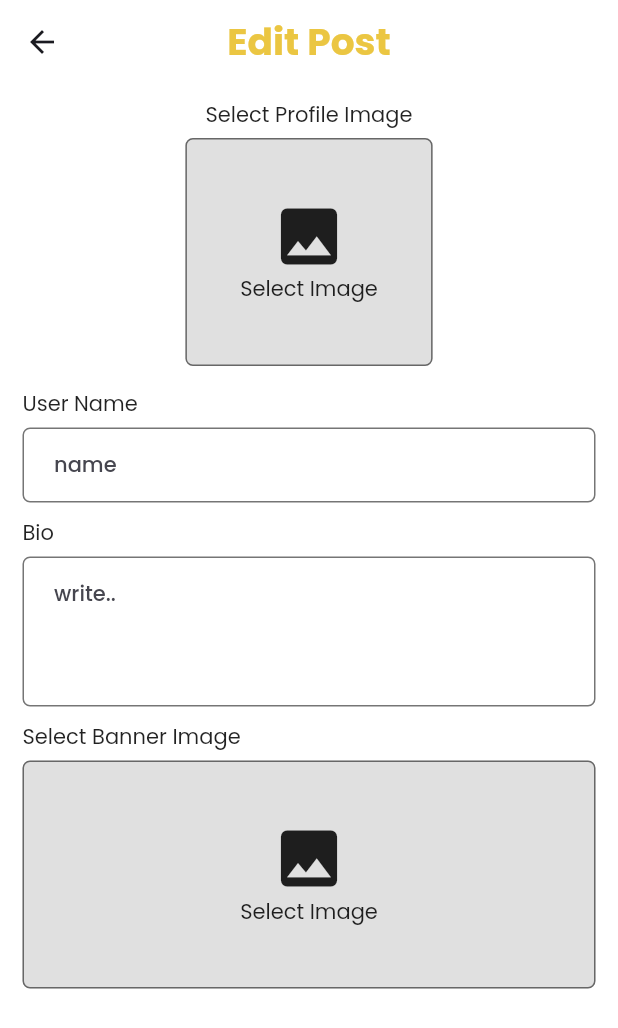
After one commit to mhd-atheel/blogee-frontend, a Flutter app: the EditProfileScreen screen opened directly, on a phone screen of 412 x 824 dp. The commit adds this screen. Shown: the top 1028 px of the screen. Run offline on Flutter 3.47's test engine with Material 2 defaults, Android fonts, the light colour scheme and no system bars; our stand-ins replace cached_network_image, firebase_core, firebase_storage, flutter_riverpod, font_awesome_flutter, get and 4 more; accounts and stored records are empty; network calls fail.

Commit message:
>>>>>>>>>> add edit profile screen >>>>>>>>>> add GetX State management package for route >>>>>>>>>

```diff
--- a/lib/main.dart
+++ b/lib/main.dart
@@ -1,6 +1,7 @@
 import 'package:firebase_core/firebase_core.dart';
 import 'package:flutter/material.dart';
 import 'package:flutter_riverpod/flutter_riverpod.dart';
+import 'package:get/get.dart';
 import 'package:google_fonts/google_fonts.dart';
 
 import 'package:technical/views/bottomRouteNavigation.dart';
@@ -17,7 +18,7 @@ class MyApp extends StatelessWidget {
 
   @override
   Widget build(BuildContext context) {
-    return MaterialApp(
+    return GetMaterialApp(
       title: 'Flutter Demo',
       debugShowCheckedModeBanner: false,
       theme: ThemeData(
--- a/lib/views/createPostScreen.dart
+++ b/lib/views/createPostScreen.dart
@@ -140,7 +140,6 @@ class _CreatePostScreenState extends State<CreatePostScreen> {
   @override
   Widget build(BuildContext context) {
     return Scaffold(
-
       appBar: AppBar(
         centerTitle: true,
         automaticallyImplyLeading: false,
--- /dev/null
+++ b/lib/views/editProfileScreen.dart
@@ -0,0 +1,237 @@
+import 'dart:io';
+
+import 'package:flutter/material.dart';
+
+import '../variables.dart';
+
+class EditProfileScreen extends StatelessWidget {
+   EditProfileScreen({super.key});
+   File? _image;
+
+  @override
+  Widget build(BuildContext context) {
+    return  Scaffold(
+      appBar: AppBar(
+        centerTitle: true,
+        automaticallyImplyLeading: true,
+        title:  Text("Edit Post",style: TextStyle(
+            fontSize: 25,
+            color: Variables.orangeColor,
+            fontWeight: FontWeight.bold
+        ),),
+
+      ),
+      body: Column(
+        children: [
+          const Padding(
+            padding: EdgeInsets.only(left: 15.0, top: 10, right: 15),
+            child: Row(
+              mainAxisAlignment: MainAxisAlignment.center,
+              children: [
+                Text("Select Profile Image"),
+              ],
+            ),
+          ),
+          GestureDetector(
+            onTap: (){
+              // _settingModalBottomSheet(context);
+            },
+            child: Padding(
+              padding: const EdgeInsets.symmetric(horizontal: 15,vertical: 5),
+              child: Container(
+
+                  width: MediaQuery.of(context).size.width/2.5,
+                  decoration: BoxDecoration(
+                    // 0xfff2f2f2  - like a gray
+                      color: Colors.black12,
+                      borderRadius: BorderRadius.circular(5),
+                      border: Border.all(color: Colors.black54)),
+                  child: _image == null?
+                  const SizedBox(
+                    height: 150,
+                    child: Center(
+                      child: Column(
+                        mainAxisAlignment: MainAxisAlignment.center,
+                        children: [
+                          Icon(Icons.image,size: 50,),
+                          Text("Select Image")
+                        ],
+                      ),
+                    ),
+                  ):Stack(
+                    alignment: Alignment.center,
+                    children: [
+                      SizedBox(
+                        width: MediaQuery.of(context).size.width,
+                        child: Image.file(_image!),
+                      ),
+                      const Center(
+                        child: Column(
+                          mainAxisAlignment: MainAxisAlignment.center,
+                          children: [
+                            Icon(Icons.image,size: 50,color: Colors.white,),
+                            Text("Select Image",style: TextStyle(
+                                color: Colors.white,
+                                fontWeight: FontWeight.bold
+                            ),)
+                          ],
+                        ),
+                      ),
+                      Positioned(
+                          top: 10,
+                          right: 5,
+                          child: GestureDetector(
+                            onTap: (){
+
+                              _image =null;
+
+                            },
+                            child: const CircleAvatar(
+                                backgroundColor: Colors.white,
+                                child: Icon(Icons.close)),
+                          ))
+                    ],
+                  )
+              ),
+            ),
+          ),
+          const Padding(
+            padding: EdgeInsets.only(left: 15.0, top: 10, right: 15),
+            child: Row(
+              children: [
+                Text("User Name"),
+              ],
+            ),
+          ),
+          Padding(
+            padding: const EdgeInsets.only(left: 15.0, top: 5, right: 15),
+            child: Container(
+              height: 50,
+              width: MediaQuery.of(context).size.width,
+              decoration: BoxDecoration(
+                // 0xfff2f2f2  - like a gray
+                  color: Colors.white,
+                  borderRadius: BorderRadius.circular(5),
+                  border: Border.all(color: Colors.black54)),
+              child: Padding(
+                padding: const EdgeInsets.only(left: 20, top: 0),
+                child: TextFormField(
+
+                    decoration: const InputDecoration(
+                      hintText: 'name',
+                      labelStyle: TextStyle(color: Colors.grey),
+                      border: InputBorder.none,
+                    )),
+              ),
+            ),
+          ),
+          const Padding(
+            padding: EdgeInsets.only(left: 15.0, top: 10, right: 15),
+            child: Row(
+              children: [
+                Text("Bio"),
+              ],
+            ),
+          ),
+          Padding(
+            padding: const EdgeInsets.only(left: 15.0, top: 5, right: 15),
+            child: Container(
+              height: 100,
+              width: MediaQuery.of(context).size.width,
+              decoration: BoxDecoration(
+                // 0xfff2f2f2  - like a gray
+                  color: Colors.white,
+                  borderRadius: BorderRadius.circular(5),
+                  border: Border.all(color: Colors.black54)),
+              child: Padding(
+                padding: const EdgeInsets.only(left: 20, top: 0),
+                child: TextFormField(
+                  decoration: const InputDecoration(
+                    hintText: 'write..',
+                    labelStyle: TextStyle(color: Colors.grey),
+                    border: InputBorder.none,
+                  ),
+                  minLines: 1,
+                  maxLines: 5,
+
+                ),
+              ),
+            ),
+          ),
+
+          const Padding(
+            padding: EdgeInsets.only(left: 15.0, top: 10, right: 15),
+            child: Row(
+              children: [
+                Text("Select Banner Image"),
+              ],
+            ),
+          ),
+          GestureDetector(
+            onTap: (){
+             // _settingModalBottomSheet(context);
+            },
+            child: Padding(
+              padding: const EdgeInsets.symmetric(horizontal: 15,vertical: 5),
+              child: Container(
+
+                  width: MediaQuery.of(context).size.width,
+                  decoration: BoxDecoration(
+                    // 0xfff2f2f2  - like a gray
+                      color: Colors.black12,
+                      borderRadius: BorderRadius.circular(5),
+                      border: Border.all(color: Colors.black54)),
+                  child: _image == null?
+                  const SizedBox(
+                    height: 150,
+                    child: Center(
+                      child: Column(
+                        mainAxisAlignment: MainAxisAlignment.center,
+                        children: [
+                          Icon(Icons.image,size: 50,),
+                          Text("Select Image")
+                        ],
+                      ),
+                    ),
+                  ):Stack(
+                    alignment: Alignment.center,
+                    children: [
+                      SizedBox(
+                        width: MediaQuery.of(context).size.width,
+                        child: Image.file(_image!),
+                      ),
+                      const Center(
+                        child: Column(
+                          mainAxisAlignment: MainAxisAlignment.center,
+                          children: [
+                            Icon(Icons.image,size: 50,color: Colors.white,),
+                            Text("Select Image",style: TextStyle(
+                                color: Colors.white,
+                                fontWeight: FontWeight.bold
+                            ),)
+                          ],
+                        ),
+                      ),
+                      Positioned(
+                          top: 10,
+                          right: 5,
+                          child: GestureDetector(
+                            onTap: (){
+
+                                _image =null;
+
+                            },
+                            child: const CircleAvatar(
+                                backgroundColor: Colors.white,
+                                child: Icon(Icons.close)),
+                          ))
+                    ],
+                  )
+              ),
+            ),
+          ),
+        ],
+      ),
+    );
+  }
+}
--- a/lib/views/myProfile.dart
+++ b/lib/views/myProfile.dart
@@ -1,10 +1,14 @@
 import 'package:flutter/material.dart';
 import 'package:flutter_riverpod/flutter_riverpod.dart';
 import 'package:font_awesome_flutter/font_awesome_flutter.dart';
+import 'package:get/get.dart';
+import 'package:get/get_core/src/get_main.dart';
 import 'package:shared_preferences/shared_preferences.dart';
 import 'package:technical/components/post.dart';
 import 'package:technical/provider/providers.dart';
 import 'package:technical/variables.dart';
+import 'package:technical/views/authScreen.dart';
+import 'package:technical/views/editProfileScreen.dart';
 
 import '../models/postModel.dart';
 
@@ -32,6 +36,7 @@ class MyProfileState extends ConsumerState<MyProfile> {
   @override
   void initState() {
     getPrefs();
+
     super.initState();
   }
 
@@ -41,6 +46,8 @@ class MyProfileState extends ConsumerState<MyProfile> {
     return RefreshIndicator(
       onRefresh: () async {
         getPrefs();
+
+        ref.refresh(postDataByIdProvider);
       },
       child: Scaffold(
         body: SingleChildScrollView(
@@ -83,7 +90,12 @@ class MyProfileState extends ConsumerState<MyProfile> {
                   IconButton(
                       onPressed: () async {
                         final prefs = await SharedPreferences.getInstance();
-                        prefs.clear().whenComplete(() => print("Logout"));
+                        prefs.clear().whenComplete(
+                                () {
+                                  Get.offAll(const AuthScreen());
+                                  print("Logout");
+                                }
+                        );
                       },
                       icon: const FaIcon(
                         FontAwesomeIcons.arrowRightFromBracket,
@@ -93,7 +105,10 @@ class MyProfileState extends ConsumerState<MyProfile> {
                     width: 10,
                   ),
                   IconButton(
-                      onPressed: () {},
+                      onPressed: () {
+                        Get.to( EditProfileScreen());
+
+                      },
                       icon: FaIcon(
                         FontAwesomeIcons.penToSquare,
                         color: Variables.orangeColor,
@@ -382,11 +397,47 @@ class MyProfileState extends ConsumerState<MyProfile> {
 
               if (tabIndex == false)
                 Column(
+
                   children: [
                       postData.when(
                           data: (data) {
                             List<PostModel> postList =
                             data.map((e) => e).toList();
+                            if(postList.isEmpty) {
+                              return   Column(
+                                children: [
+                                  const SizedBox(height: 50,),
+                                  const Center(
+                                    child: Text(
+                                      "No Blogs posted here",
+                                      style: TextStyle(
+                                        fontSize: 15,
+                                        fontWeight: FontWeight.w500,
+                                      ),
+                                    ),
+                                  ),
+                                  IconButton(
+                                      onPressed: () async {
+                                        ref.refresh(postDataByIdProvider);
+                                      },
+                                      icon:  FaIcon(
+                                        FontAwesomeIcons.arrowRotateRight,
+                                        color: Variables.orangeColor,
+                                        size: 40,
+                                      )),
+                                  const Center(
+                                    child: Text(
+                                      "Refresh the Page",
+                                      style: TextStyle(
+                                        fontSize: 10,
+                                        fontWeight: FontWeight.w500,
+                                      ),
+                                    ),
+                                  ),
+                                ],
+                              );
+                            }
+
                             return ListView.builder(
                                 shrinkWrap: true,
                                 physics: const NeverScrollableScrollPhysics(),
@@ -408,12 +459,27 @@ class MyProfileState extends ConsumerState<MyProfile> {
                           error: (error, s) => Text(error.toString()),
                           loading: () => const Center(
                             child: CircularProgressIndicator(),
-                            ))
+                          )),
+
+
+
+
                   ],
                 ),
               if (tabIndex == true)
-                const Center(
-                  child: Text("Saved Blogs"),
+                const Column(
+                  children: [
+                    SizedBox(height: 50,),
+                    Center(
+                      child: Text(
+                        "No Blogs Saved here",
+                        style: TextStyle(
+                          fontSize: 15,
+                          fontWeight: FontWeight.w500,
+                        ),
+                      ),
+                    ),
+                  ],
                 )
             ],
           ),
--- a/pubspec.yaml
+++ b/pubspec.yaml
@@ -45,6 +45,7 @@ dependencies:
   cached_network_image: ^3.2.3
   socket_io_client: ^2.0.3+1
   flutter_riverpod: ^2.4.0
+  get: ^4.6.5
 
 
 dev_dependencies:
```
Also changed, not shown: pubspec.lock. Lines whose indentation alone changed are shown as unchanged.
